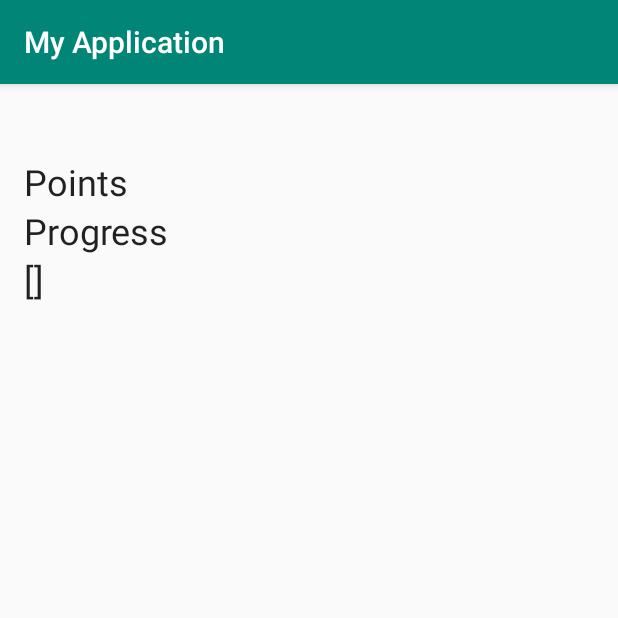
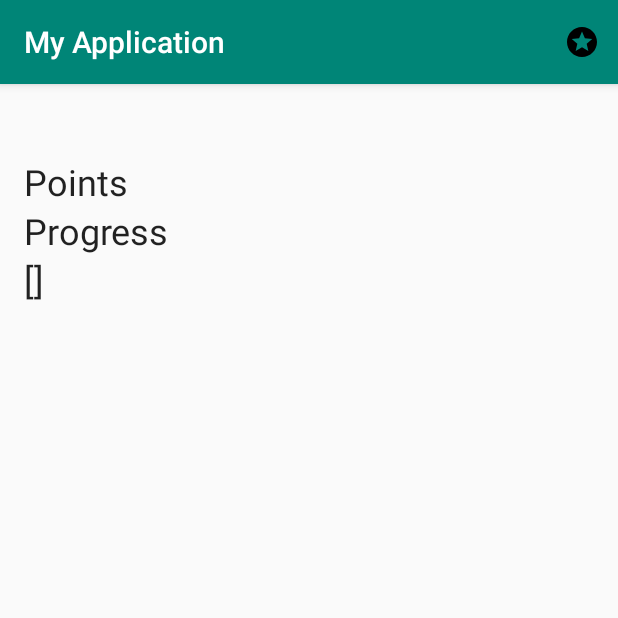
Before and after one commit to rafal-adamek/larp, an Android app: the screen it shows after launch (MainActivity), on a phone screen of 412 x 824 dp, the top half of it. Run offline under Robolectric (Android 15) with nearby library versions, the light colour scheme and no system bars; our stand-ins replace Firebase (no records; nobody signed in at launch, a user with empty details on screens opened directly), RxJava.

Commit message:
Leaderboards
Co-authored-by: JKKrutak <jkkrutak@gmail.com>

```diff
--- a/app/src/main/java/com/up/larp/MainActivity.java
+++ b/app/src/main/java/com/up/larp/MainActivity.java
@@ -7,11 +7,15 @@ import android.graphics.Bitmap;
 import android.os.Bundle;
 import android.provider.MediaStore;
 import android.util.Log;
+import android.view.Menu;
+import android.view.MenuInflater;
+import android.view.MenuItem;
 import android.view.View;
 import android.widget.EditText;
 import android.widget.ImageView;
 import android.widget.TextView;
 import android.widget.Toast;
+import androidx.annotation.NonNull;
 import androidx.appcompat.app.AlertDialog;
 import androidx.appcompat.app.AppCompatActivity;
 import androidx.core.app.ActivityCompat;
@@ -24,6 +28,7 @@ import com.up.larp.json.LarpJsonParser;
 import com.up.larp.json.LarpObject;
 import com.up.larp.labeling.ImageLabeler;
 import com.up.larp.leaderboard.FirebaseUserRepository;
+import com.up.larp.leaderboard.LeaderboardActivity;
 import com.up.larp.leaderboard.User;
 import com.up.larp.qr.QrScanner;
 
@@ -35,6 +40,7 @@ public class MainActivity extends AppCompatActivity implements ImageLabeler.Labe
 
     FloatingActionButton fab;
     FloatingActionButton qrFab;
+    TextView endgame;
 
     private final FirebaseUserRepository userRepository = new FirebaseUserRepository();
 
@@ -77,7 +83,7 @@ public class MainActivity extends AppCompatActivity implements ImageLabeler.Labe
 
         fab = findViewById(R.id.fabCamera);
         qrFab = findViewById(R.id.fabQr);
-
+        endgame = findViewById(R.id.endgame);
 
         fab.setOnClickListener(v -> dispatchTakePictureIntent(REQUEST_IMAGE_CAPTURE));
 
@@ -154,10 +160,25 @@ public class MainActivity extends AppCompatActivity implements ImageLabeler.Labe
 
     @Override
     public void onGameFinished(String username, int points) {
-        TextView textView = findViewById(R.id.endgame);
-        textView.setText("You win, " + username);
+        endgame.setText("You win, " + username);
         fab.setVisibility(View.GONE);
 //        qrFab.setVisibility(View.VISIBLE);
+    }
+
+    @Override
+    public boolean onCreateOptionsMenu(Menu menu) {
+        MenuInflater menuInflater = getMenuInflater();
+        menuInflater.inflate(R.menu.menu, menu);
+        return true;
+    }
+
+    @Override
+    public boolean onOptionsItemSelected(@NonNull MenuItem item) {
+        switch(item.getItemId()) {
+            case R.id.leaderboard:
+                startActivity(new Intent(this, LeaderboardActivity.class));
+        }
+        return true;
     }
 
     @Override
@@ -171,6 +192,8 @@ public class MainActivity extends AppCompatActivity implements ImageLabeler.Labe
         points.setText("Points: " + game.getPoints());
         progress.setText("Progress: " + game.getProgress() + " / " + game.getLarpObjects().size());
         labels.setText("Label: " + game.getLarpObjects().get(game.getProgress() - 1).getLabel());
+
+        userRepository.postUser(new User(game.getUsername(), game.getPoints()));
     }
 
     @Override
@@ -195,7 +218,7 @@ public class MainActivity extends AppCompatActivity implements ImageLabeler.Labe
 
     @Override
     public void requestFailed(String message) {
-
+        endgame.setText(message);
     }
 
     static final int REQUEST_IMAGE_CAPTURE = 1;
--- a/app/src/main/java/com/up/larp/gaming/Game.java
+++ b/app/src/main/java/com/up/larp/gaming/Game.java
@@ -93,7 +93,6 @@ public class Game {
         return points;
     }
 
-
     /**
      * Interface responsible for informing its clients about game state changes.
      */
--- a/app/src/main/java/com/up/larp/leaderboard/FirebaseUserRepository.java
+++ b/app/src/main/java/com/up/larp/leaderboard/FirebaseUserRepository.java
@@ -1,9 +1,6 @@
 package com.up.larp.leaderboard;
 
 import android.util.Log;
-import androidx.annotation.NonNull;
-import com.google.android.gms.tasks.OnCompleteListener;
-import com.google.android.gms.tasks.Task;
 import com.google.firebase.firestore.*;
 
 import java.util.ArrayList;
--- /dev/null
+++ b/app/src/main/res/drawable/ic_leaderboard.xml
@@ -0,0 +1,9 @@
+<vector xmlns:android="http://schemas.android.com/apk/res/android"
+        android:width="24dp"
+        android:height="24dp"
+        android:viewportWidth="24.0"
+        android:viewportHeight="24.0">
+    <path
+        android:fillColor="#FF000000"
+        android:pathData="M11.99,2C6.47,2 2,6.48 2,12s4.47,10 9.99,10C17.52,22 22,17.52 22,12S17.52,2 11.99,2zM16.23,18L12,15.45 7.77,18l1.12,-4.81 -3.73,-3.23 4.92,-0.42L12,5l1.92,4.53 4.92,0.42 -3.73,3.23L16.23,18z"/>
+</vector>
--- /dev/null
+++ b/app/src/main/res/menu/menu.xml
@@ -0,0 +1,5 @@
+<?xml version="1.0" encoding="utf-8"?>
+<menu xmlns:android="http://schemas.android.com/apk/res/android" xmlns:app="http://schemas.android.com/apk/res-auto">
+    <item android:id="@+id/leaderboard" android:title="Leaderboard" android:icon="@drawable/ic_leaderboard"
+          app:showAsAction="always"/>
+</menu>
```
Also changed, not shown: app/src/main/AndroidManifest.xml (+10 -5 lines), app/src/main/java/com/up/larp/geo/GeoProvider.java (+12 -2 lines), app/src/main/java/com/up/larp/json/LarpJsonParser.java (+7 -7 lines), app/src/main/java/com/up/larp/leaderboard/LeaderboardActivity.java (added, +62 -0 lines), app/src/main/res/layout/activity_leaderboard.xml (added, +17 -0 lines), app/src/main/res/layout/element_user.xml (added, +30 -0 lines).
